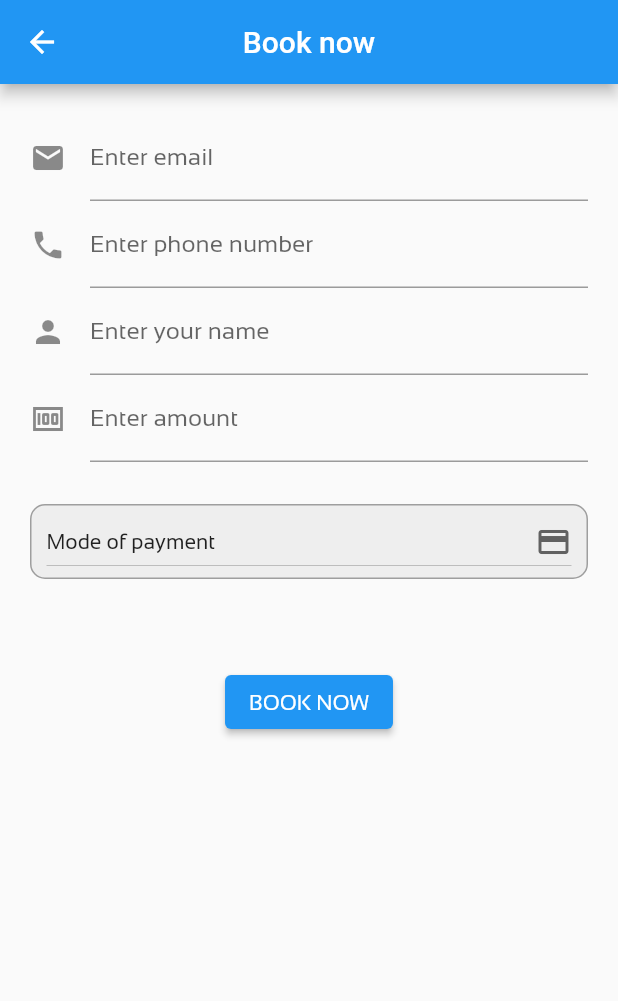
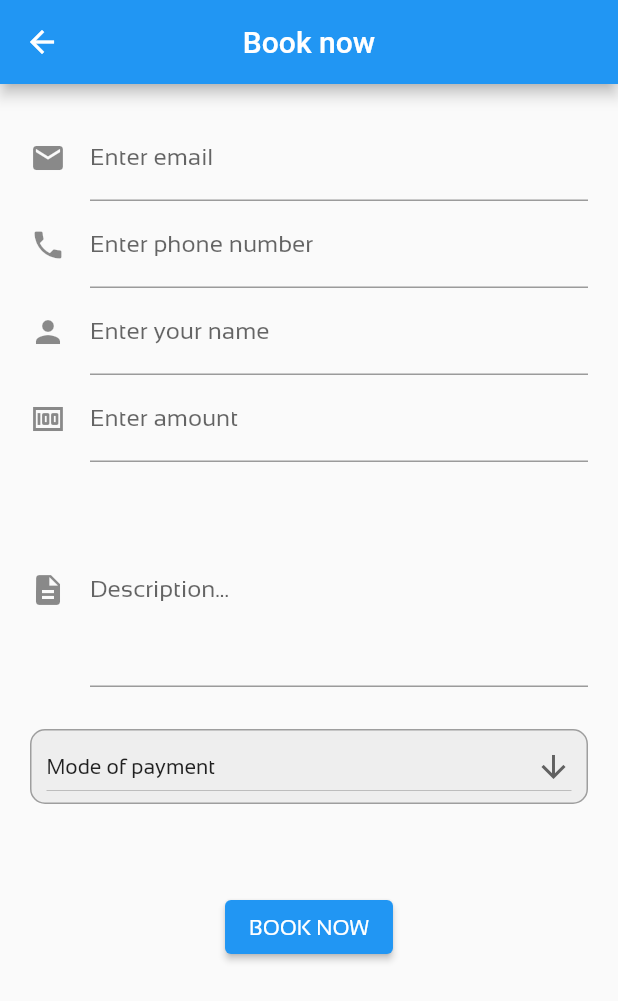
Before and after one commit to johny2345/moonpath, a Flutter app: the screen it shows after launch, in the side drawer, after a tap on "Book now", on a phone screen of 412 x 824 dp. Shown: the top 1001 px of the screen. Run offline on Flutter 3.47's test engine with Material 2 defaults, Android fonts, the phone set to English and light mode, and no system bars; our stand-ins replace cached_network_image, carousel_slider, cloud_firestore, firebase_auth, firebase_core, readmore and 1 more; missing offline and left inert: flutter_clean_calendar, latlng, map; accounts and stored records are empty; key blocks and very long unbroken strings in the code were emptied for the run.

Commit message:
description form

```diff
--- a/lib/components/bookClient.dart
+++ b/lib/components/bookClient.dart
@@ -120,6 +120,30 @@ class _BookPageState extends State<BookPage> {
                   SizedBox(
                     height: 20,
                   ),
+                  TextFormField(
+                    maxLines: 5,
+                    onSaved: (String? input) {
+                      description = input;
+                    },
+                    validator: (input) {
+                      if (input == null || input.isEmpty) {
+                        return 'Please provide description';
+                      }
+                    },
+                    decoration: InputDecoration(
+                      counterText: '',
+                      labelText: 'Description...',
+                      icon: new Icon(Icons.description),
+                      focusedBorder: OutlineInputBorder(
+                        borderSide:
+                            const BorderSide(color: Colors.grey, width: 2.0),
+                        borderRadius: BorderRadius.circular(25.0),
+                      ),
+                    ),
+                  ),
+                  SizedBox(
+                    height: 20,
+                  ),
                   Padding(
                     padding: const EdgeInsets.fromLTRB(0, 8.0, 0, 8.0),
                     child: Container(
@@ -135,12 +159,12 @@ class _BookPageState extends State<BookPage> {
                             dropdownColor: Colors.grey[200],
                             elevation: 3,
                             isExpanded: true,
-                            icon: Icon(Icons.payment),
+                            icon: Icon(Icons.arrow_downward),
                             items: <String>[
                               'Gcash',
                               'Paymaya',
-                              'Flutter',
-                              'Android'
+                              'USSC',
+                              '7-eleven'
                             ].map<DropdownMenuItem<String>>((String value) {
                               return DropdownMenuItem<String>(
                                 value: value,
--- a/lib/widgets/video_background.dart
+++ b/lib/widgets/video_background.dart
@@ -73,18 +73,17 @@ class _VideoBackgroundState extends State<VideoBackground> {
     return Container(
       child: Center(
         child: _controller.value.isInitialized
-            ?
-            // BackgroundImage()
-            Stack(
-                children: <Widget>[
-                  AspectRatio(
-                    aspectRatio: _controller.value.aspectRatio,
-                    child: VideoPlayer(_controller),
-                  ),
-                  _getVideoBackground(),
-                  _getBackgroundColor(),
-                ],
-              )
+            ? BackgroundImage()
+            // Stack(
+            //     children: <Widget>[
+            //       AspectRatio(
+            //         aspectRatio: _controller.value.aspectRatio,
+            //         child: VideoPlayer(_controller),
+            //       ),
+            //       _getVideoBackground(),
+            //       _getBackgroundColor(),
+            //     ],
+            //   )
             : BackgroundImage(),
       ),
     );
```
